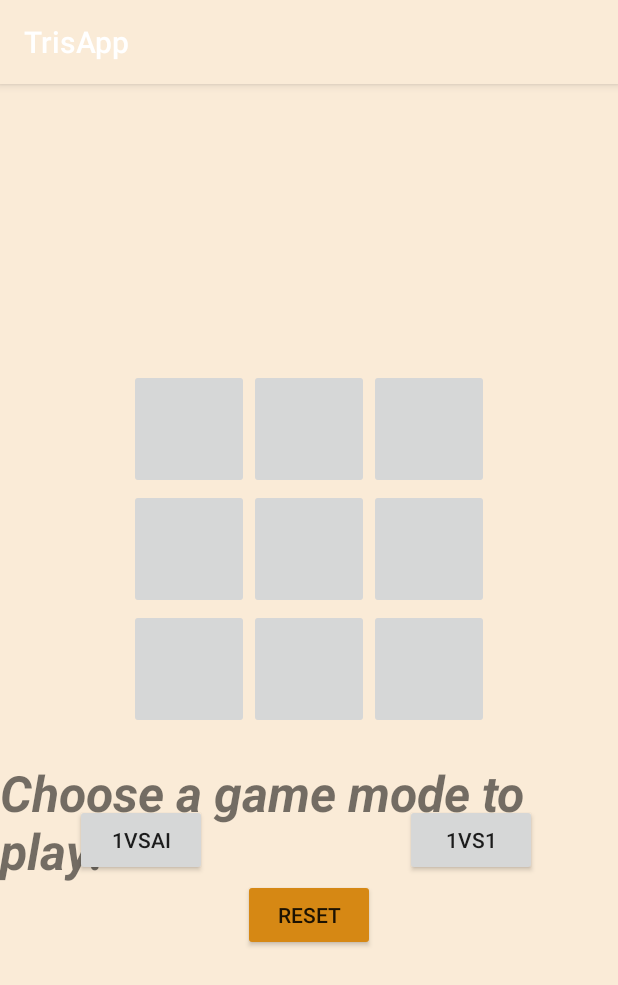
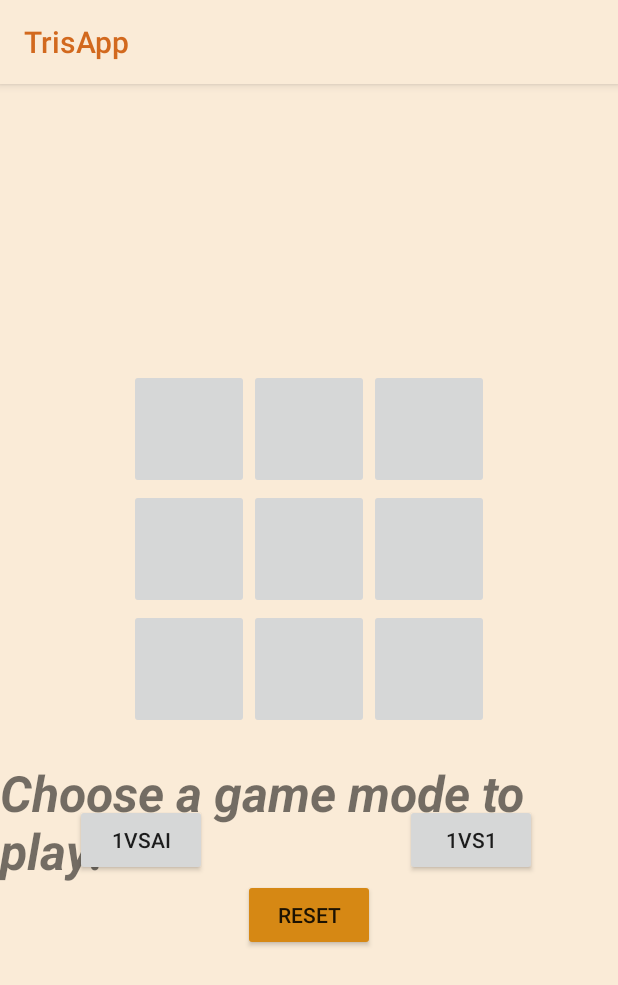
Before and after one commit to LorenzoCotti/TrisApp, an Android app: the screen it shows after launch (MainActivity), on a phone screen of 412 x 824 dp. Shown: the top 985 px of the screen. Run offline under Robolectric (Android 15) with nearby library versions, the light colour scheme and no system bars.

Commit message:
Cambiato colore al titolo della app

```diff
--- a/app/src/main/res/values/colors.xml
+++ b/app/src/main/res/values/colors.xml
@@ -5,4 +5,5 @@
     <color name="colorAccent">#03DAC5</color>
     <color name="giocatore1">#DEB887</color>
     <color name="giocatore2">#00FFFF</color>
+    <color name="ColorTitle">#D2691E</color>
 </resources>
--- a/app/src/main/res/values/styles.xml
+++ b/app/src/main/res/values/styles.xml
@@ -6,6 +6,8 @@
         <item name="colorPrimary">@color/colorPrimary</item>
         <item name="colorPrimaryDark">@color/colorPrimaryDark</item>
         <item name="colorAccent">@color/colorAccent</item>
+        <item name="titleTextColor">@color/ColorTitle</item>
+
     </style>
 
 </resources>
```
Also changed, not shown: app/src/main/java/it/lorenzocotti/trisapp/MainActivity.java (line endings or trailing spaces).
